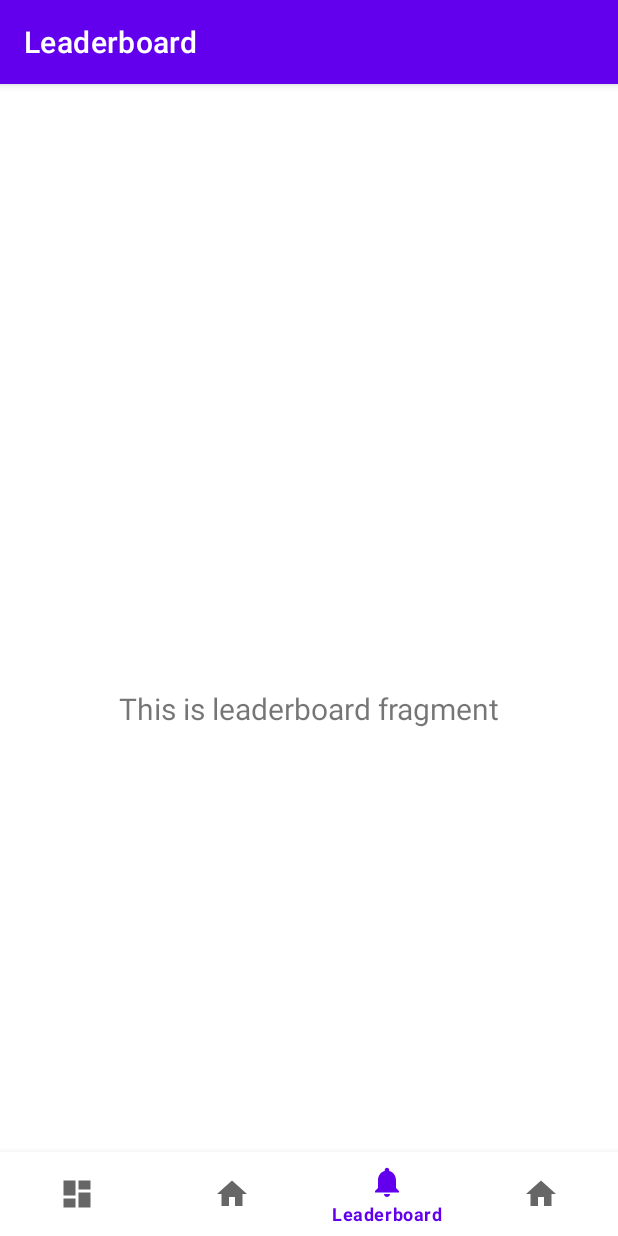
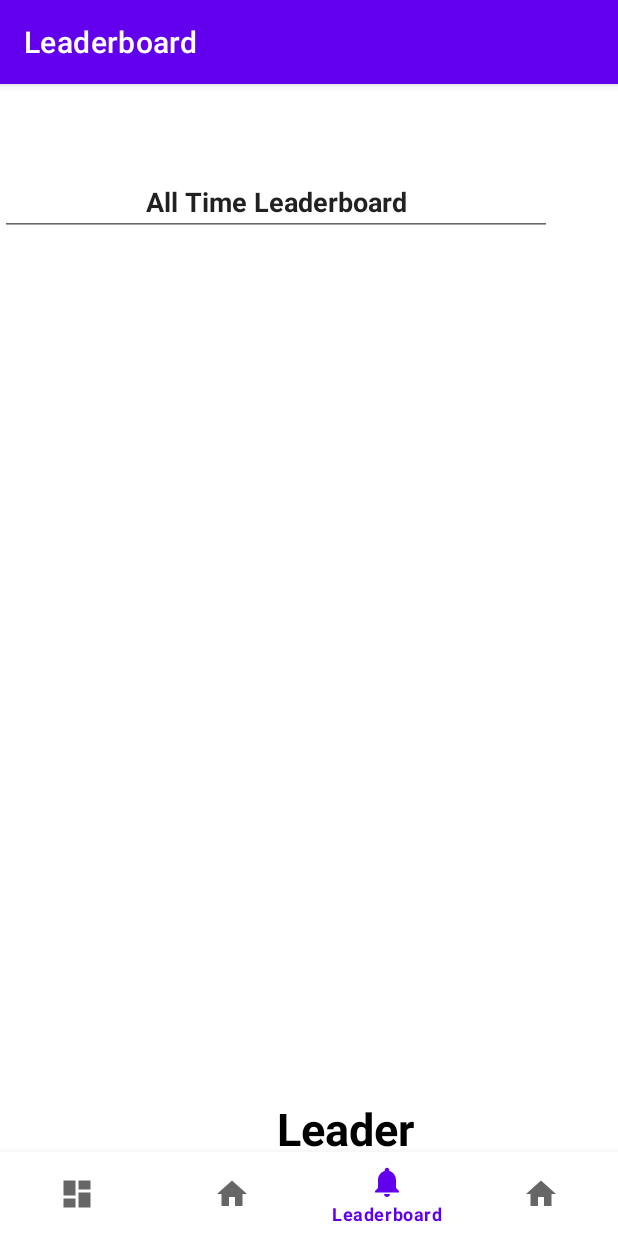
Before and after one commit to KellyyDuong/Nocial, an Android app: the LeaderboardFragment screen opened through its navigation route, on a phone screen of 412 x 824 dp. Run offline under Robolectric (Android 15) with nearby library versions, the phone set to English and light mode, and no system bars; our stand-ins replace navigation-ui.

Commit message:
leaderboard update

```diff
--- a/frontend/app/src/main/java/com/nocial/ui/leaderboard/LeaderboardViewModel.java
+++ b/frontend/app/src/main/java/com/nocial/ui/leaderboard/LeaderboardViewModel.java
@@ -10,7 +10,7 @@ public class LeaderboardViewModel extends ViewModel {
 
     public LeaderboardViewModel() {
         mText = new MutableLiveData<>();
-        mText.setValue("This is leaderboard fragment");
+        mText.setValue("Leaderboard");
     }
 
     public LiveData<String> getText() {
--- a/frontend/app/src/main/res/layout/fragment_leaderboard.xml
+++ b/frontend/app/src/main/res/layout/fragment_leaderboard.xml
@@ -8,15 +8,27 @@
 
     <TextView
         android:id="@+id/text_leaderboard"
-        android:layout_width="match_parent"
-        android:layout_height="wrap_content"
-        android:layout_marginStart="8dp"
-        android:layout_marginTop="8dp"
-        android:layout_marginEnd="8dp"
+        android:layout_width="91dp"
+        android:layout_height="48dp"
+        android:layout_marginEnd="136dp"
+        android:layout_marginBottom="44dp"
+        android:textAlignment="viewStart"
+        android:textColor="#000000"
+        android:textSize="30sp"
+        android:textStyle="bold"
+        app:layout_constraintBottom_toBottomOf="parent"
+        app:layout_constraintEnd_toEndOf="parent" />
+
+    <EditText
+        android:id="@+id/Leaderboard"
+        android:layout_width="368dp"
+        android:layout_height="45dp"
+        android:ems="10"
+        android:inputType="textPersonName"
+        android:text="All Time Leaderboard"
         android:textAlignment="center"
-        android:textSize="20sp"
-        app:layout_constraintBottom_toBottomOf="parent"
-        app:layout_constraintEnd_toEndOf="parent"
-        app:layout_constraintStart_toStartOf="parent"
-        app:layout_constraintTop_toTopOf="parent" />
+        android:textStyle="bold"
+        tools:layout_editor_absoluteX="12dp"
+        tools:layout_editor_absoluteY="105dp" />
+
 </androidx.constraintlayout.widget.ConstraintLayout>
```
